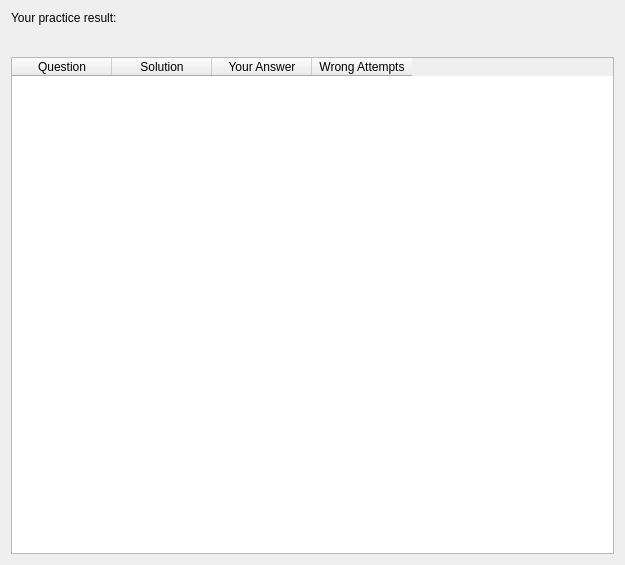
Old version of the form src/practice/practicesummarywidget.ui in the repository KDE/parley.
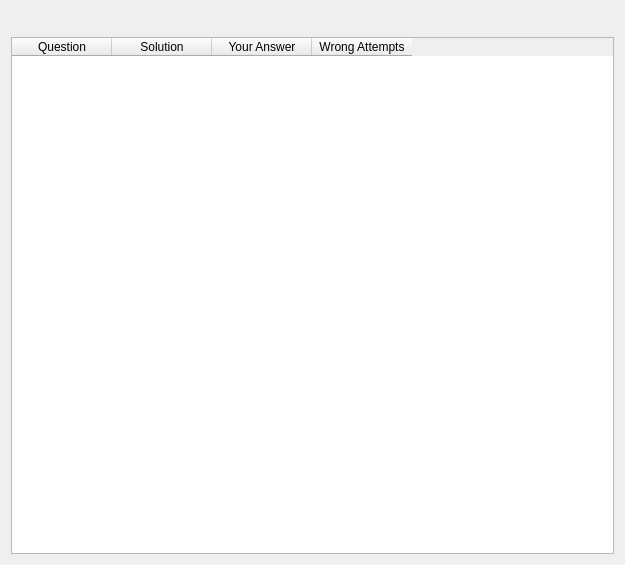
New version of the form. Custom widgets are drawn as their Qt base class.

Commit message: nicer summary sentence on top

The edit to the form file:
```diff
--- a/src/practice/practicesummarywidget.ui
+++ b/src/practice/practicesummarywidget.ui
@@ -12,30 +12,12 @@
   </property>
   <layout class="QVBoxLayout" name="verticalLayout">
    <item>
-    <widget class="QLabel" name="label">
+    <widget class="QLabel" name="testSummaryLabel">
      <property name="text">
-      <string>Your practice result:</string>
+      <string/>
      </property>
     </widget>
    </item>
-   <item>
-    <layout class="QHBoxLayout" name="horizontalLayout">
-     <item>
-      <widget class="QLabel" name="testSummaryLabel">
-       <property name="text">
-        <string/>
-       </property>
-      </widget>
-     </item>
-     <item>
-      <widget class="QLabel" name="timeSummaryLabel">
-       <property name="text">
-        <string/>
-       </property>
-      </widget>
-     </item>
-    </layout>
-   </item>
    <item>
     <widget class="Practice::SummaryBarWidget" name="summaryBar" native="true"/>
    </item>
```
The commit also changes 1 other file.
